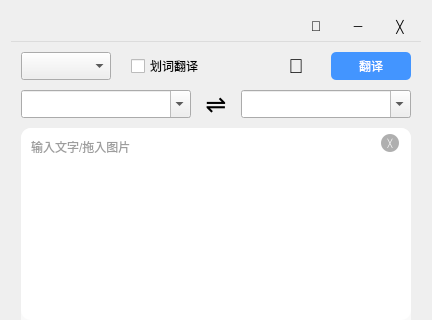
Old version of the form translator/ui/MainWindow.ui in the repository mtrdong/translator_pyqt5; both pictures show x 0 to 432 and y 0 to 320 of the 432 by 739 pixel window.
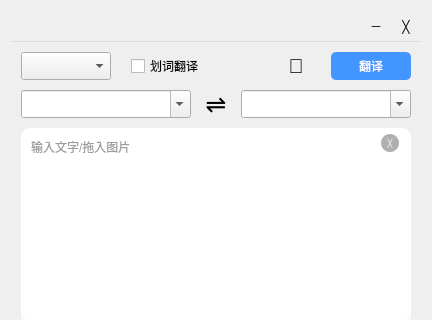
New version of the form. Icons and pictures are not drawn.

The edit to the form file:
```diff
--- a/translator/ui/MainWindow.ui
+++ b/translator/ui/MainWindow.ui
@@ -31,15 +31,12 @@
       <widget class="QPushButton" name="pushButton">
        <property name="minimumSize">
         <size>
-         <width>42</width>
+         <width>30</width>
          <height>30</height>
         </size>
        </property>
        <property name="styleSheet">
-        <string notr="true">QPushButton {background-color: transparent; border: 0; font-size: 14px} QPushButton:hover {background-color: rgb(220, 220, 220);} QPushButton:pressed {background-color: rgb(200, 200, 200);}</string>
-       </property>
-       <property name="text">
-        <string>📌</string>
+        <string notr="true">QPushButton {border-image: url(&quot;:images/top_hint_off.png&quot;); border: 0; font-size: 14px} QPushButton:hover {background-color: rgb(220, 220, 220);} QPushButton:pressed {background-color: rgb(200, 200, 200);}</string>
        </property>
       </widget>
      </item>
@@ -47,7 +44,7 @@
       <widget class="QPushButton" name="pushButton_2">
        <property name="minimumSize">
         <size>
-         <width>42</width>
+         <width>30</width>
          <height>30</height>
         </size>
        </property>
@@ -63,7 +60,7 @@
       <widget class="QPushButton" name="pushButton_3">
        <property name="minimumSize">
         <size>
-         <width>42</width>
+         <width>30</width>
          <height>30</height>
         </size>
        </property>
```
